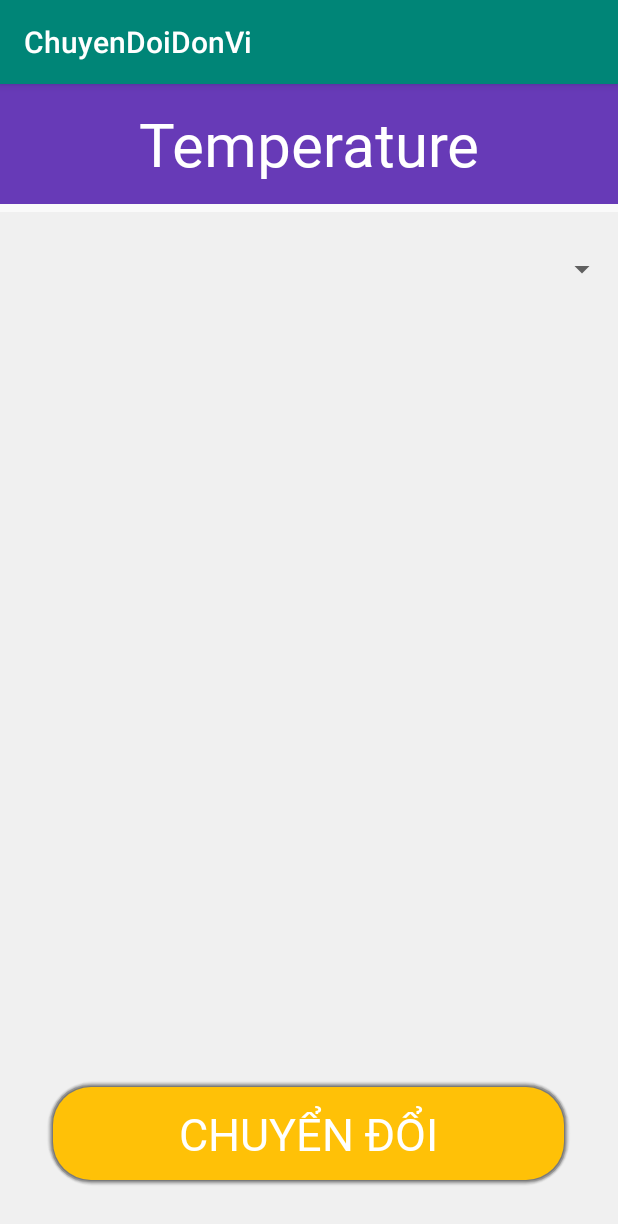
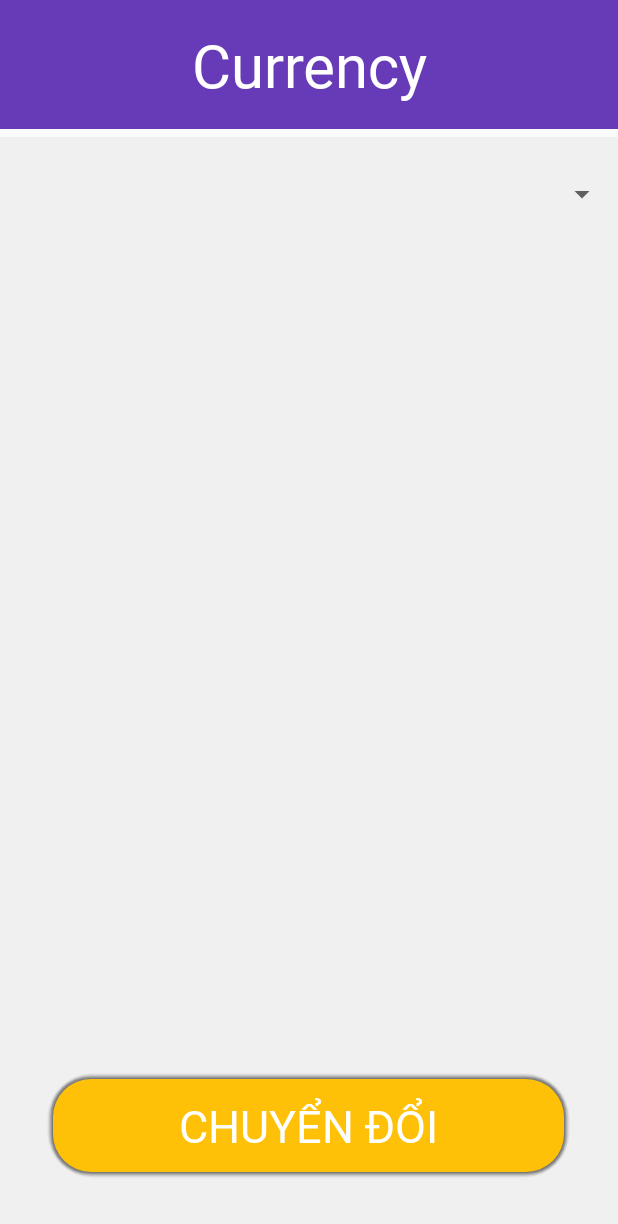
Before and after one commit to quangduc97/Project-Android, an Android app: the Currency screen opened directly, with no data from a screen before it, on a phone screen of 412 x 824 dp. Shown: the top 1224 px of the screen. Run offline under Robolectric (Android 15) with nearby library versions, the phone set to English and light mode, and no system bars.

Commit message:
update chuyển màn hình và giao diện cho từng function

```diff
--- a/ChuyenDoiDonVi/app/src/main/AndroidManifest.xml
+++ b/ChuyenDoiDonVi/app/src/main/AndroidManifest.xml
@@ -9,7 +9,12 @@
         android:roundIcon="@mipmap/ic_launcher_round"
         android:supportsRtl="true"
         android:theme="@style/AppTheme">
-        <activity android:name=".tem"></activity>
+        <activity android:name=".Time"></activity>
+        <activity android:name=".Length" />
+        <activity android:name=".Currency" />
+        <activity android:name=".Weight" />
+        <activity android:name=".DataStorage" />
+        <activity android:name=".Temperature" />
         <activity android:name=".MainActivity">
             <intent-filter>
                 <action android:name="android.intent.action.MAIN" />
--- a/ChuyenDoiDonVi/app/src/main/java/vn/edu/ptit/hcm/chuyendoidonvi/tem.java
+++ b/ChuyenDoiDonVi/app/src/main/java/vn/edu/ptit/hcm/chuyendoidonvi/Currency.java
@@ -1,13 +1,16 @@
 package vn.edu.ptit.hcm.chuyendoidonvi;
 
+import android.support.v7.app.ActionBar;
 import android.support.v7.app.AppCompatActivity;
 import android.os.Bundle;
 
-public class tem extends AppCompatActivity {
+public class Currency extends AppCompatActivity {
 
     @Override
     protected void onCreate(Bundle savedInstanceState) {
         super.onCreate(savedInstanceState);
-        setContentView(R.layout.temperature);
+        setContentView(R.layout.currency);
+        ActionBar actionBar = getSupportActionBar();
+        actionBar.hide();
     }
 }
--- /dev/null
+++ b/ChuyenDoiDonVi/app/src/main/res/layout/currency.xml
@@ -0,0 +1,78 @@
+<?xml version="1.0" encoding="utf-8"?>
+
+<LinearLayout
+
+    xmlns:android="http://schemas.android.com/apk/res/android"
+    xmlns:app="http://schemas.android.com/apk/res-auto"
+    android:layout_width="match_parent"
+    android:layout_height="match_parent"
+    android:orientation="vertical"
+    android:weightSum="20.25">
+
+    <LinearLayout
+        android:layout_width="match_parent"
+        android:layout_height="0dp"
+        android:layout_weight="2.25">
+        <TextView
+            android:layout_width="match_parent"
+            android:layout_height="match_parent"
+            android:layout_marginBottom="5dp"
+            android:background="#673AB7"
+            android:fontFamily="@font/calibrib"
+            android:gravity="center"
+            android:shadowColor="#F1F1F1"
+            android:text="Currency"
+            android:textColor="#fff"
+            android:textSize="40sp" />
+    </LinearLayout>
+
+    <LinearLayout
+        android:layout_width="match_parent"
+        android:layout_height="0dp"
+        android:layout_weight="18"
+        android:background="#F0F0F0"
+        android:orientation="vertical"
+        android:weightSum="10">
+
+        <LinearLayout
+            android:layout_width="match_parent"
+            android:layout_height="0dp"
+            android:layout_weight="4">
+
+
+            <Spinner
+                android:id="@+id/weightList"
+                android:layout_width="match_parent"
+                android:layout_height="76dp"
+                android:layout_weight="1" />
+        </LinearLayout>
+
+        <LinearLayout
+            android:layout_width="match_parent"
+            android:layout_height="0dp"
+            android:layout_weight="4"></LinearLayout>
+
+        <LinearLayout
+
+            android:gravity="center"
+            android:layout_width="match_parent"
+            android:layout_height="0dp"
+            android:layout_weight="2">
+
+            <Button
+
+                android:padding="15dp"
+                android:layout_width="350dp"
+                android:layout_height="wrap_content"
+                android:background="@drawable/button"
+                android:fontFamily="@font/calibrib"
+                android:gravity="center"
+                android:text="CHUYỂN ĐỔI"
+                android:textColor="#fff"
+                android:textSize="30sp" />
+        </LinearLayout>
+
+
+    </LinearLayout>
+
+</LinearLayout>
```
Also changed, not shown: ChuyenDoiDonVi/app/src/main/java/vn/edu/ptit/hcm/chuyendoidonvi/DataStorage.java (added, +16 -0 lines), ChuyenDoiDonVi/app/src/main/java/vn/edu/ptit/hcm/chuyendoidonvi/Length.java (added, +16 -0 lines), ChuyenDoiDonVi/app/src/main/java/vn/edu/ptit/hcm/chuyendoidonvi/MainActivity.java (+46 -2 lines), ChuyenDoiDonVi/app/src/main/java/vn/edu/ptit/hcm/chuyendoidonvi/Temperature.java (added, +16 -0 lines), ChuyenDoiDonVi/app/src/main/java/vn/edu/ptit/hcm/chuyendoidonvi/Time.java (added, +16 -0 lines), ChuyenDoiDonVi/app/src/main/java/vn/edu/ptit/hcm/chuyendoidonvi/Weight.java (added, +16 -0 lines), ChuyenDoiDonVi/app/src/main/res/layout/activity_main.xml (+50 -40 lines), ChuyenDoiDonVi/app/src/main/res/layout/activity_tem.xml (deleted, +0 -9 lines), ChuyenDoiDonVi/app/src/main/res/layout/length.xml (added, +78 -0 lines), ChuyenDoiDonVi/app/src/main/res/layout/time.xml (added, +78 -0 lines), ChuyenDoiDonVi/app/src/main/res/layout/weight.xml (added, +78 -0 lines).
